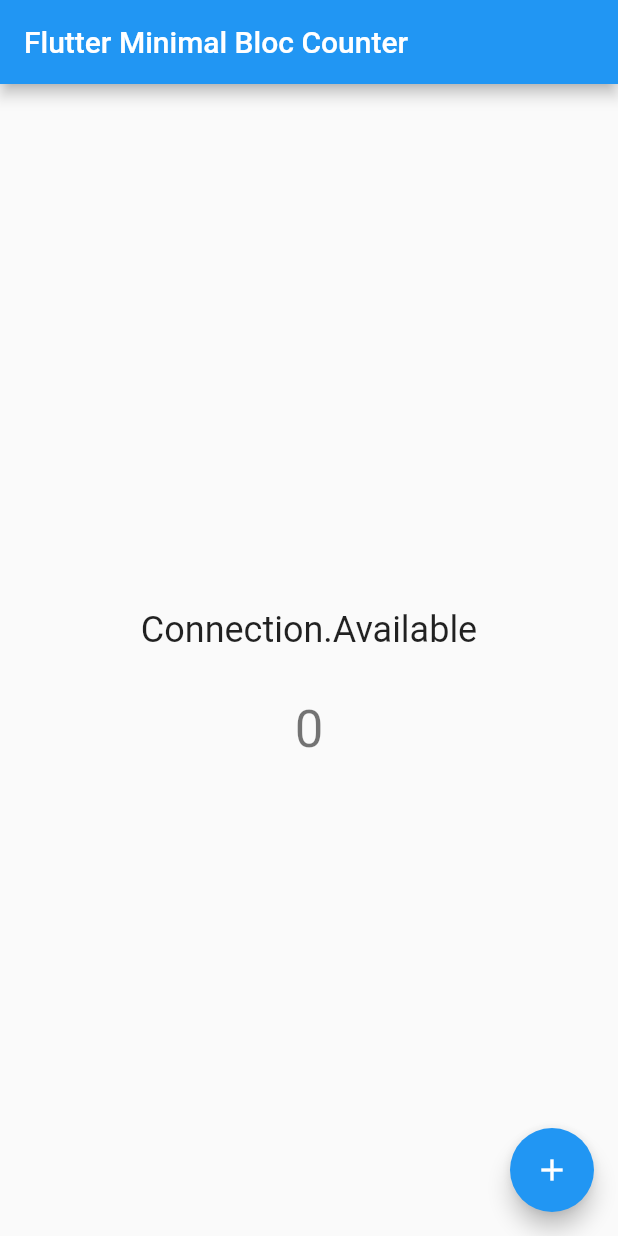
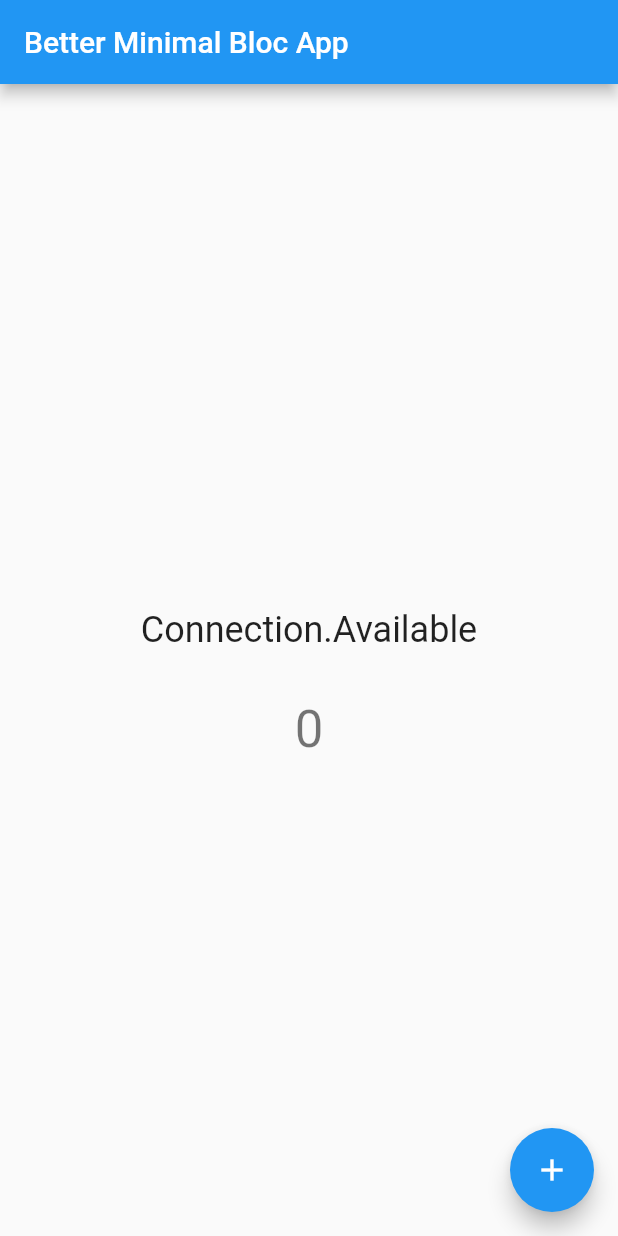
Before and after one commit to schilken/flutter_bloc_counter, a Flutter app: the screen it shows after launch, on a phone screen of 412 x 824 dp. Run offline on Flutter 3.47's test engine with Material 2 defaults, Android fonts, the phone set to English and light mode, and no system bars; our stand-ins replace bloc, connectivity_plus, flutter_bloc.

Commit message:
add alternative BetterStartPage which gets the ConnectivityStatusCubit injected with the constructor

```diff
--- /dev/null
+++ b/lib/better_start_page.dart
@@ -0,0 +1,78 @@
+import 'package:flutter/material.dart';
+import 'package:flutter_bloc/flutter_bloc.dart';
+import 'package:flutter_bloc_counter/cubit/connectivity_status_cubit.dart';
+import 'package:flutter_bloc_counter/cubit/counter_cubit.dart';
+
+class BetterStartPage extends StatefulWidget {
+  const BetterStartPage({
+    Key? key,
+    required this.title,
+    required this.connectivityStatusCubit,
+  }) : super(key: key);
+
+  final String title;
+  final ConnectivityStatusCubit connectivityStatusCubit;
+
+  @override
+  State<BetterStartPage> createState() => _BetterStartPageState();
+}
+
+class _BetterStartPageState extends State<BetterStartPage> {
+  @override
+  Widget build(BuildContext context) {
+    return Scaffold(
+      appBar: AppBar(
+        title: Text(widget.title),
+      ),
+      body: Center(
+        child: Column(
+          mainAxisAlignment: MainAxisAlignment.center,
+          children: <Widget>[
+            BlocProvider(
+              create: (context) => widget.connectivityStatusCubit,
+              child: BlocBuilder<ConnectivityStatusCubit, Connection>(
+                builder: (context, connection) {
+                  // ignore: avoid_print
+                  print('builder: $connection');
+                  return BlocBuilder<CounterCubit, CounterState>(
+                    builder: (context, state) {
+                      return Column(
+                        children: [
+                          if (connection != Connection.Available)
+                            Text(
+                              'You are offline!',
+                              style: TextStyle(
+                                color: Colors.red,
+                                fontSize: 18,
+                              ),
+                            ),
+                          SizedBox(height: 32),
+                          Text(
+                            connection.toString(),
+                            style: Theme.of(context).textTheme.headline5,
+                          ),
+                          SizedBox(height: 32),
+                          Text(
+                            state.counterValue.toString(),
+                            style: Theme.of(context).textTheme.headline4,
+                          ),
+                        ],
+                      );
+                    },
+                  );
+                },
+              ),
+            ),
+          ],
+        ),
+      ),
+      floatingActionButton: FloatingActionButton(
+        onPressed: () {
+          BlocProvider.of<CounterCubit>(context).increment();
+        },
+        tooltip: 'Increment',
+        child: const Icon(Icons.add),
+      ), // This trailing comma makes auto-formatting nicer for build methods.
+    );
+  }
+}
--- a/lib/main.dart
+++ b/lib/main.dart
@@ -1,10 +1,13 @@
 import 'package:flutter/material.dart';
 import 'package:flutter_bloc/flutter_bloc.dart';
+import 'package:flutter_bloc_counter/better_start_page.dart';
+import 'package:flutter_bloc_counter/cubit/connectivity_status_cubit.dart';
 import 'package:flutter_bloc_counter/start_page.dart';
 import 'cubit/counter_cubit.dart';
 
 void main() {
-  runApp(const MiniBlocApp());
+//  runApp(const MiniBlocApp());
+  runApp(const BetterMiniBlocApp());
 }
 
 class MiniBlocApp extends StatelessWidget {
@@ -19,8 +22,29 @@ class MiniBlocApp extends StatelessWidget {
         theme: ThemeData(
           primarySwatch: Colors.blue,
         ),
-        home: const StartPage(title: 'Flutter Minimal Bloc Counter'),
+        home: const StartPage(title: 'Minimal Bloc App'),
       ),
     );
   }
 }
+
+class BetterMiniBlocApp extends StatelessWidget {
+  const BetterMiniBlocApp({Key? key}) : super(key: key);
+
+  @override
+  Widget build(BuildContext context) {
+    return BlocProvider<CounterCubit>(
+      create: (context) => CounterCubit(),
+      child: MaterialApp(
+        title: 'MiniBlocCounter',
+        theme: ThemeData(
+          primarySwatch: Colors.blue,
+        ),
+        home: BetterStartPage(
+          title: 'Better Minimal Bloc App',
+          connectivityStatusCubit: ConnectivityStatusCubit(),
+        ),
+      ),
+    );
+  }
+}
```
Also changed, not shown: 1 other file.
